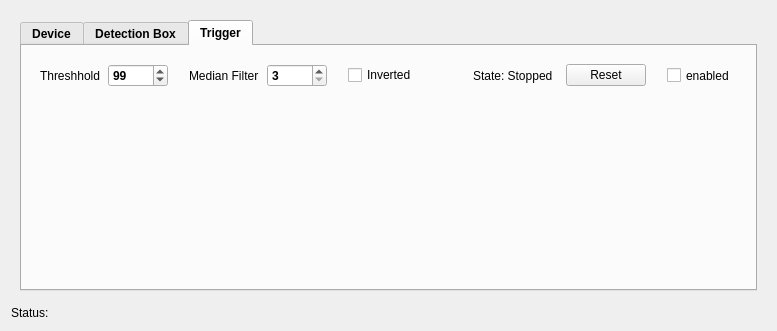
The window that src/plugin/grab_detector/grab_detector_plugin.ui (iorodeo/bias) describes before a commit, drawn with Qt 5.
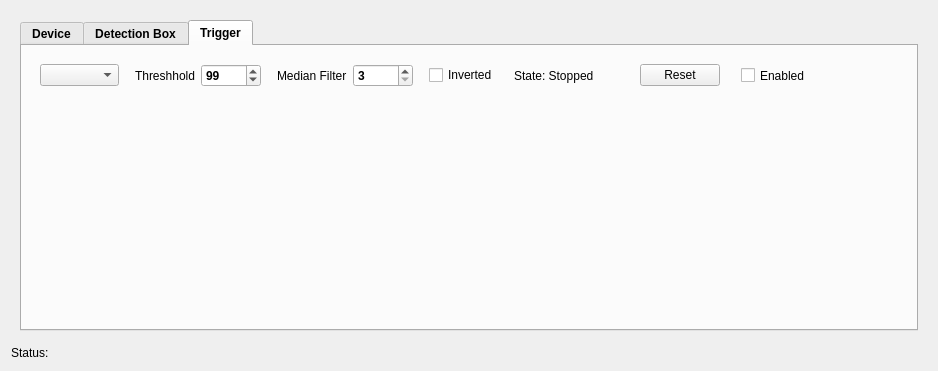
The same window after the commit. The open tabs and pages were chosen to show the change. Custom widgets are drawn as their Qt base class.

Commit message: Added "continuous" mode to grab detector plugin.  Can select between "one-shot" and "continuous" mode using a combobox.

```diff
--- a/src/plugin/grab_detector/grab_detector_plugin.ui
+++ b/src/plugin/grab_detector/grab_detector_plugin.ui
@@ -6,8 +6,8 @@
    <rect>
     <x>0</x>
     <y>0</y>
-    <width>777</width>
-    <height>331</height>
+    <width>938</width>
+    <height>371</height>
    </rect>
   </property>
   <property name="windowTitle">
@@ -865,23 +865,46 @@
           <item>
            <widget class="QWidget" name="trigEnabledWidgetPtr" native="true">
             <layout class="QHBoxLayout" name="horizontalLayout_8">
+             <item>
+              <widget class="QComboBox" name="trigModeComboBoxPtr">
+               <property name="currentText">
+                <string/>
+               </property>
+              </widget>
+             </item>
+             <item>
+              <spacer name="horizontalSpacer_22">
+               <property name="orientation">
+                <enum>Qt::Horizontal</enum>
+               </property>
+               <property name="sizeType">
+                <enum>QSizePolicy::Fixed</enum>
+               </property>
+               <property name="sizeHint" stdset="0">
+                <size>
+                 <width>10</width>
+                 <height>20</height>
+                </size>
+               </property>
+              </spacer>
+             </item>
              <item>
               <widget class="QLabel" name="trigThresholdLabelPtr">
                <property name="sizePolicy">
-                <sizepolicy hsizetype="Fixed" vsizetype="Preferred">
+                <sizepolicy hsizetype="Minimum" vsizetype="Preferred">
                  <horstretch>0</horstretch>
                  <verstretch>0</verstretch>
                 </sizepolicy>
                </property>
                <property name="minimumSize">
                 <size>
-                 <width>62</width>
+                 <width>0</width>
                  <height>0</height>
                 </size>
                </property>
                <property name="maximumSize">
                 <size>
-                 <width>62</width>
+                 <width>80</width>
                  <height>16777215</height>
                 </size>
                </property>
@@ -925,7 +948,7 @@
                </property>
                <property name="sizeHint" stdset="0">
                 <size>
-                 <width>15</width>
+                 <width>10</width>
                  <height>20</height>
                 </size>
                </property>
@@ -934,20 +957,20 @@
              <item>
               <widget class="QLabel" name="trigMedianFilterLabelPtr">
                <property name="sizePolicy">
-                <sizepolicy hsizetype="Fixed" vsizetype="Preferred">
+                <sizepolicy hsizetype="Preferred" vsizetype="Preferred">
                  <horstretch>0</horstretch>
                  <verstretch>0</verstretch>
                 </sizepolicy>
                </property>
                <property name="minimumSize">
                 <size>
-                 <width>72</width>
+                 <width>0</width>
                  <height>0</height>
                 </size>
                </property>
                <property name="maximumSize">
                 <size>
-                 <width>72</width>
+                 <width>85</width>
                  <height>16777215</height>
                 </size>
                </property>
@@ -994,7 +1017,7 @@
                </property>
                <property name="sizeHint" stdset="0">
                 <size>
-                 <width>15</width>
+                 <width>10</width>
                  <height>20</height>
                 </size>
                </property>
@@ -1002,6 +1025,12 @@
              </item>
              <item>
               <widget class="QCheckBox" name="trigInvertedCheckBoxPtr">
+               <property name="sizePolicy">
+                <sizepolicy hsizetype="Preferred" vsizetype="Fixed">
+                 <horstretch>0</horstretch>
+                 <verstretch>0</verstretch>
+                </sizepolicy>
+               </property>
                <property name="font">
                 <font>
                  <weight>50</weight>
@@ -1026,8 +1055,8 @@
                </property>
                <property name="sizeHint" stdset="0">
                 <size>
-                 <width>50</width>
-                 <height>20</height>
+                 <width>10</width>
+                 <height>10</height>
                 </size>
                </property>
               </spacer>
@@ -1042,13 +1071,13 @@
                </property>
                <property name="minimumSize">
                 <size>
-                 <width>87</width>
+                 <width>100</width>
                  <height>0</height>
                 </size>
                </property>
                <property name="maximumSize">
                 <size>
-                 <width>87</width>
+                 <width>16777215</width>
                  <height>16777215</height>
                 </size>
                </property>
@@ -1063,6 +1092,22 @@
                </property>
               </widget>
              </item>
+             <item>
+              <spacer name="horizontalSpacer_21">
+               <property name="orientation">
+                <enum>Qt::Horizontal</enum>
+               </property>
+               <property name="sizeType">
+                <enum>QSizePolicy::Fixed</enum>
+               </property>
+               <property name="sizeHint" stdset="0">
+                <size>
+                 <width>20</width>
+                 <height>20</height>
+                </size>
+               </property>
+              </spacer>
+             </item>
              <item>
               <widget class="QPushButton" name="trigResetPushButtonPtr">
                <property name="font">
@@ -1098,20 +1143,20 @@
              <item>
               <widget class="QCheckBox" name="trigEnabledCheckBoxPtr">
                <property name="sizePolicy">
-                <sizepolicy hsizetype="Fixed" vsizetype="Preferred">
+                <sizepolicy hsizetype="Preferred" vsizetype="Preferred">
                  <horstretch>0</horstretch>
                  <verstretch>0</verstretch>
                 </sizepolicy>
                </property>
                <property name="minimumSize">
                 <size>
-                 <width>62</width>
+                 <width>0</width>
                  <height>0</height>
                 </size>
                </property>
                <property name="maximumSize">
                 <size>
-                 <width>62</width>
+                 <width>1000</width>
                  <height>16777215</height>
                 </size>
                </property>
@@ -1122,7 +1167,7 @@
                 </font>
                </property>
                <property name="text">
-                <string>enabled</string>
+                <string>Enabled</string>
                </property>
               </widget>
              </item>
```
Left out of the diff: 2 changed lines with no effect on the pictures. The commit also changes 10 other files.
